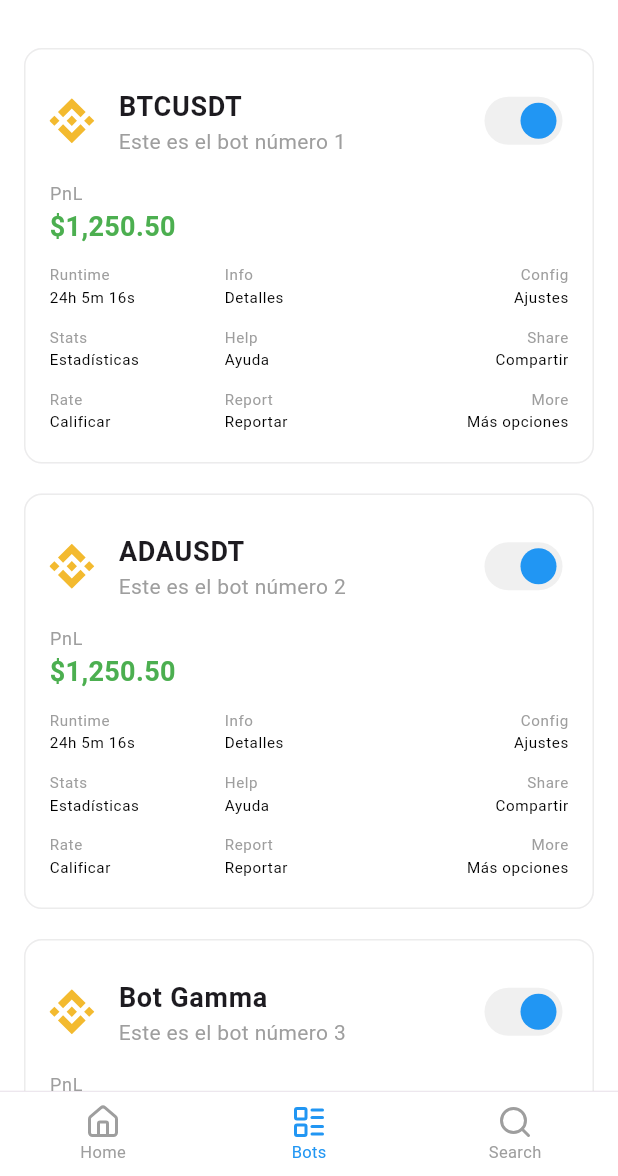
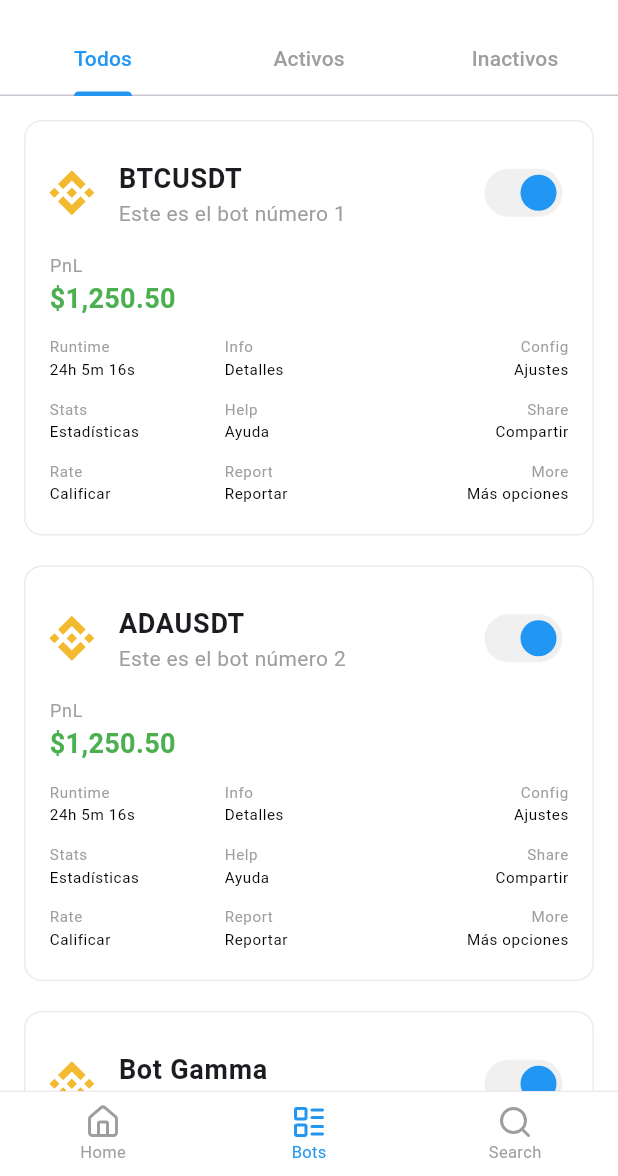
Before and after one commit to rey-sudo/blacker, a Flutter app: the screen it shows after launch, item 2 of the bottom bar chosen, on a phone screen of 412 x 824 dp, the part 60-1236 px from its top. Run offline on Flutter 3.47's test engine with Material 3 defaults, Android fonts, the phone set to English and light mode, and no system bars; our stand-ins replace flutter_screenutil, flutter_svg, get.

Commit message:
Update bots_page.dart

```diff
--- a/mobile/lib/pages/bots_page.dart
+++ b/mobile/lib/pages/bots_page.dart
@@ -10,9 +10,29 @@ class BotsPage extends StatelessWidget {
   Widget build(BuildContext context) {
     final BotsController controller = Get.put(BotsController());
 
-    return Scaffold(
+    return DefaultTabController(
+      length: 3, // Número de pestañas
+      child: Scaffold(
         backgroundColor: Colors.white,
-      body: Obx(() {
+        body: Column(
+          children: [
+            const SafeArea(
+              child: TabBar(
+                labelColor: Colors.blue,
+                unselectedLabelColor: Colors.grey,
+                indicatorColor: Colors.blue,
+                tabs: [
+                  Tab(text: "Todos"),
+                  Tab(text: "Activos"),
+                  Tab(text: "Inactivos"),
+                ],
+              ),
+            ),
+            Expanded(
+              child: TabBarView(
+                children: [
+                  // 🔹 TAB 1 → Todos los bots
+                  Obx(() {
                     if (controller.bots.isEmpty) {
                       return const Center(
                         child: Text(
@@ -21,14 +41,42 @@ class BotsPage extends StatelessWidget {
                         ),
                       );
                     }
+                    return _buildBotList(controller.bots, controller);
+                  }),
 
-        return ListView.separated(
-          padding: const EdgeInsets.all(12),
-          itemCount: controller.bots.length,
-          separatorBuilder: (_, __) => const SizedBox(height: 12),
-          itemBuilder: (context, index) {
-            final bot = controller.bots[index];
+                  // 🔹 TAB 2 → Solo bots activos
+                  Obx(() {
+                    final activos = controller.bots
+                        .where((bot) => bot["enabled"]?.value == true)
+                        .toList();
+                    if (activos.isEmpty) {
+                      return const Center(child: Text("No hay bots activos"));
+                    }
+                    return _buildBotList(activos, controller);
+                  }),
 
+                  // 🔹 TAB 3 → Solo bots inactivos
+                  Obx(() {
+                    final inactivos = controller.bots
+                        .where((bot) => bot["enabled"]?.value == false)
+                        .toList();
+                    if (inactivos.isEmpty) {
+                      return const Center(
+                          child: Text("No hay bots inactivos"));
+                    }
+                    return _buildBotList(inactivos, controller);
+                  }),
+                ],
+              ),
+            ),
+          ],
+        ),
+      ),
+    );
+  }
+
+
+  Widget _buildBotList(List bots, BotsController controller) {
     final actions = [
       {"title": "Runtime", "subtitle": "24h 5m 16s"},
       {"title": "Info", "subtitle": "Detalles"},
@@ -45,6 +93,13 @@ class BotsPage extends StatelessWidget {
     final tileHeight = 40.0;
     final rowCount = (actions.length / crossAxisCount).ceil();
     final gridHeight = rowCount * tileHeight;
+
+    return ListView.separated(
+      padding: const EdgeInsets.all(12),
+      itemCount: bots.length,
+      separatorBuilder: (_, __) => const SizedBox(height: 12),
+      itemBuilder: (context, index) {
+        final bot = bots[index];
 
         return Card(
           elevation: 0,
@@ -84,7 +139,7 @@ class BotsPage extends StatelessWidget {
                       color: Colors.grey,
                     ),
                   ),
-                      trailing: Switch(
+                  trailing: Obx(() => Switch(
                         value: bot["enabled"]?.value ?? false,
                         onChanged: (value) {
                           controller.updateBotStatus(bot, value);
@@ -93,7 +148,7 @@ class BotsPage extends StatelessWidget {
                         activeTrackColor: Colors.grey.withAlpha(40),
                         inactiveThumbColor: Colors.grey,
                         inactiveTrackColor: Colors.grey.withAlpha(100),
-                      ),
+                      )),
                 ),
                 ListTile(
                   dense: true,
@@ -154,13 +209,17 @@ class BotsPage extends StatelessWidget {
                             children: [
                               Text(
                                 actions[i]["title"]!,
-                                    style: Theme.of(context).textTheme.bodySmall
+                                style: Theme.of(context)
+                                    .textTheme
+                                    .bodySmall
                                     ?.copyWith(color: Colors.grey),
                               ),
                               const SizedBox(height: 2),
                               Text(
                                 actions[i]["subtitle"]!,
-                                    style: Theme.of(context).textTheme.bodySmall
+                                style: Theme.of(context)
+                                    .textTheme
+                                    .bodySmall
                                     ?.copyWith(color: Colors.black),
                               ),
                             ],
@@ -176,7 +235,5 @@ class BotsPage extends StatelessWidget {
         );
       },
     );
-      }),
-    );
   }
 }
```
Lines whose indentation alone changed are shown as unchanged.
